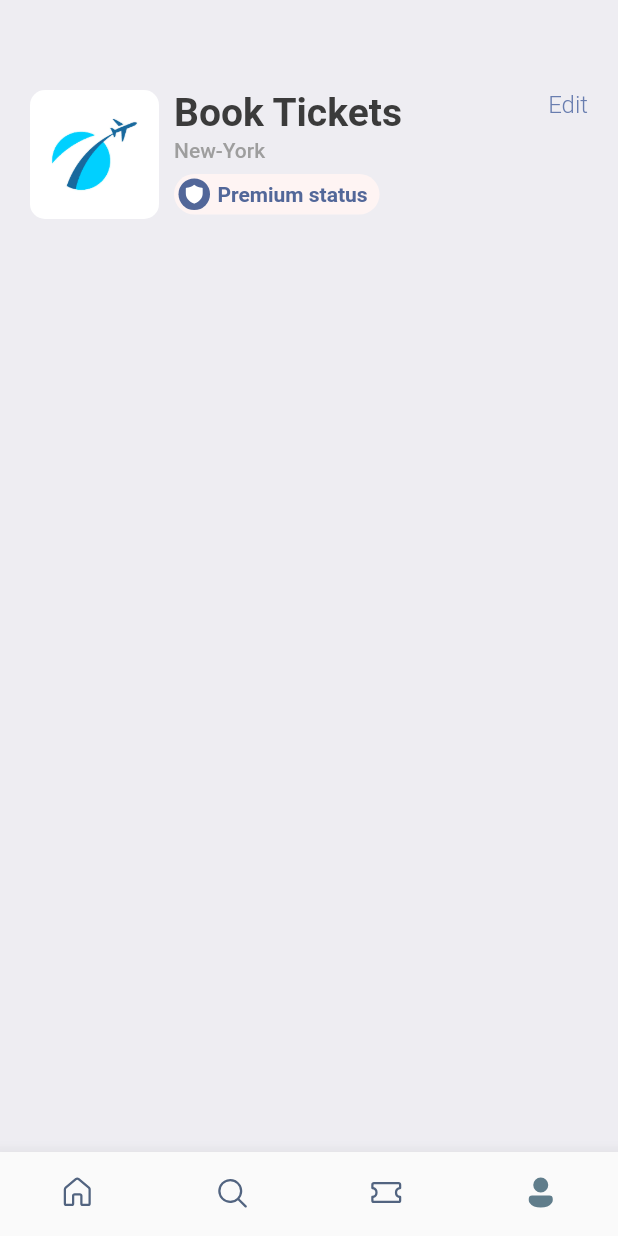
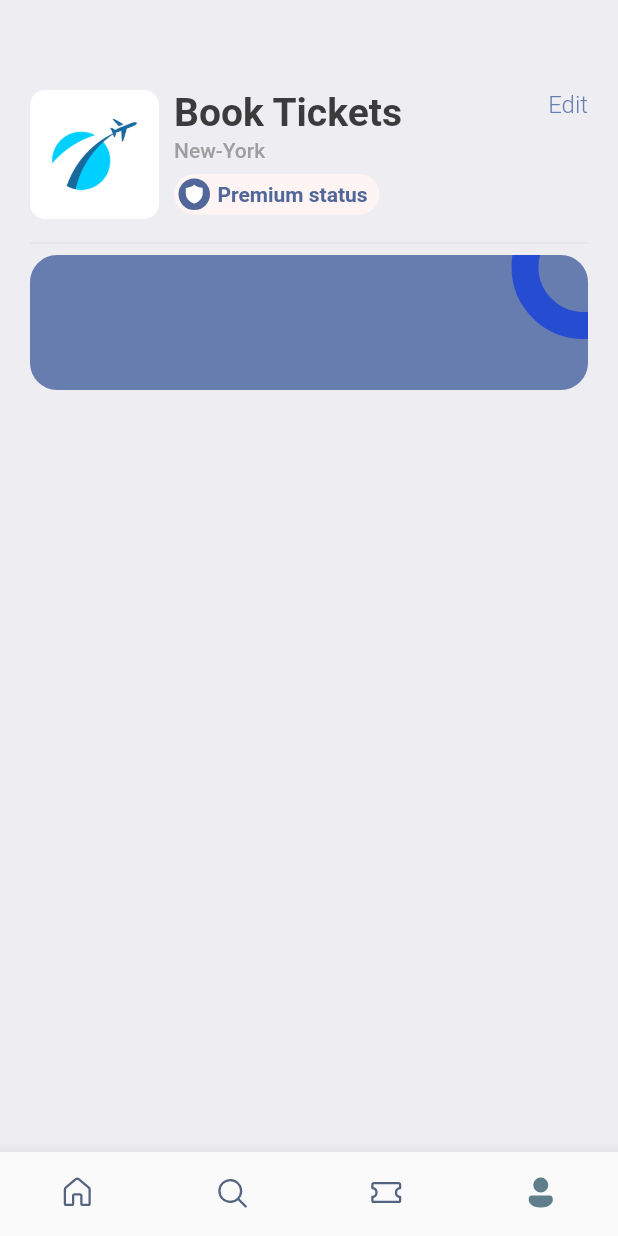
Before and after one commit to ErickPimentel/booktickets, a Flutter app: the screen it shows after launch, item 4 of the bottom bar chosen, on a phone screen of 412 x 824 dp. Run offline on Flutter 3.47's test engine with Material 2 defaults, Android fonts, the phone set to English and light mode, and no system bars; our stand-ins replace barcode_widget, fluentui_icons, gap, get.

Commit message:
feat: container - ProfileScreen

```diff
--- a/lib/screens/profile_screen.dart
+++ b/lib/screens/profile_screen.dart
@@ -86,6 +86,32 @@ class ProfileScreen extends StatelessWidget {
                 ],
               )
             ],
+          ),
+          Gap(AppLayout.getHeight(8)),
+          Divider(color: Colors.grey.shade300,),
+          Stack(
+            children: [
+              Container(
+                height: AppLayout.getHeight(90),
+                decoration: BoxDecoration(
+                  color: Styles.primaryColor,
+                  borderRadius: BorderRadius.circular(AppLayout.getHeight(18))
+                ),
+              ),
+              Positioned(
+                right: -45,
+                top: -40,
+                child: Container(
+                padding: EdgeInsets.all(AppLayout.getHeight(30)),
+                decoration: BoxDecoration(
+                    color: Colors.transparent,
+                    shape: BoxShape.circle,
+                    border: Border.all(width: 18, color: Color(0xFF264CD2)
+                    )
+                ),
+              ),)
+
+            ],
           )
         ],
       ),
```
